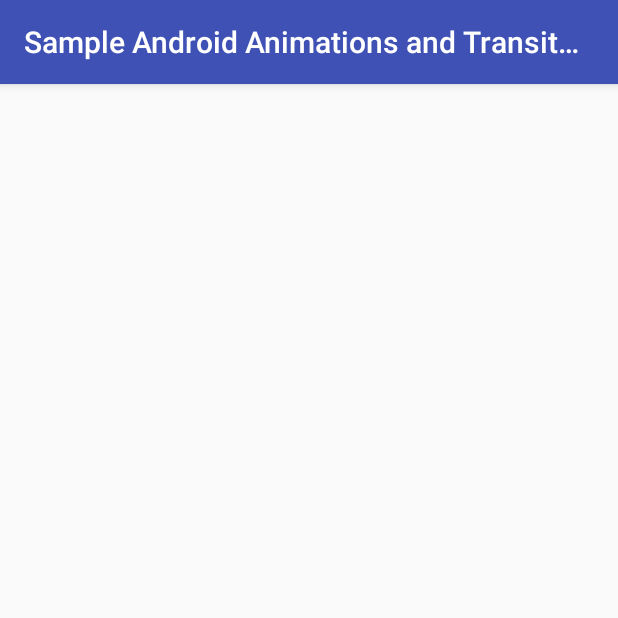
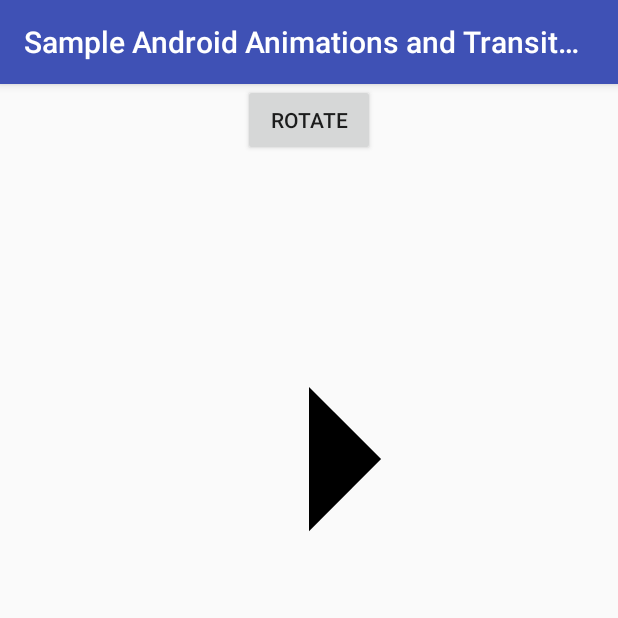
Before and after one commit to DarushDev/example-android-animations-and-transitions, an Android app: the DrawableGraphicsActivity screen opened directly, with no data from a screen before it, on a phone screen of 412 x 824 dp, the top half of it. Run offline under Robolectric (Android 15) with nearby library versions, the phone set to English and light mode, and no system bars.

Commit message:
Remove rotate button from PropertyAnimationActivity and put it inside DrawableGraphicsActivity

```diff
--- a/app/src/main/java/com/example/sampleandroidanimationsandtransitions/DrawableGraphicsActivity.java
+++ b/app/src/main/java/com/example/sampleandroidanimationsandtransitions/DrawableGraphicsActivity.java
@@ -1,13 +1,42 @@
 package com.example.sampleandroidanimationsandtransitions;
 
+import android.graphics.drawable.Animatable;
+import android.graphics.drawable.Drawable;
 import android.support.v7.app.AppCompatActivity;
 import android.os.Bundle;
+import android.view.View;
+import android.widget.Button;
+import android.widget.ImageView;
 
 public class DrawableGraphicsActivity extends AppCompatActivity {
+
+    Button btnRotate;
+    ImageView ivArrow;
 
     @Override
     protected void onCreate(Bundle savedInstanceState) {
         super.onCreate(savedInstanceState);
         setContentView(R.layout.activity_drawable_graphics);
+
+        btnRotate = findViewById(R.id.button_main_rotate);
+        ivArrow = findViewById(R.id.image_main_arrow);
+
+        btnRotate.setOnClickListener(new View.OnClickListener() {
+            @Override
+            public void onClick(View view) {
+                rotate(ivArrow);
+            }
+        });
+
     }
+
+    private void rotate(ImageView image) {
+
+        Drawable drawable = image.getDrawable();
+        if (drawable instanceof Animatable) {
+            ((Animatable) drawable).start();
+        }
+
+    }
+
 }
--- a/app/src/main/res/layout/activity_drawable_graphics.xml
+++ b/app/src/main/res/layout/activity_drawable_graphics.xml
@@ -7,4 +7,18 @@
     android:orientation="vertical"
     tools:context=".DrawableGraphicsActivity">
 
+    <Button
+        android:layout_gravity="center_horizontal"
+        android:id="@+id/button_main_rotate"
+        android:layout_width="wrap_content"
+        android:layout_height="wrap_content"
+        android:text="Rotate" />
+
+    <ImageView
+        android:id="@+id/image_main_arrow"
+        android:layout_width="match_parent"
+        android:layout_height="match_parent"
+        android:src="@drawable/animated_vector_arrow"
+        android:visibility="visible" />
+
 </LinearLayout>
```
Also changed, not shown: app/src/main/java/com/example/sampleandroidanimationsandtransitions/PropertyAnimationActivity.java (+0 -29 lines), app/src/main/res/layout/activity_property_animation.xml (+0 -13 lines).
